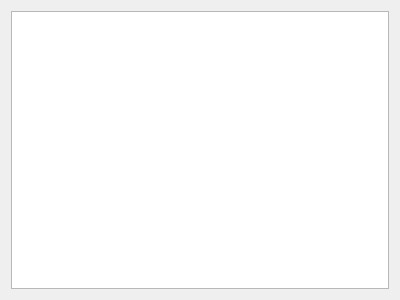
Qt form src/inventorylisttab.ui (tsukidan/team-blank-CS1C) before a commit.
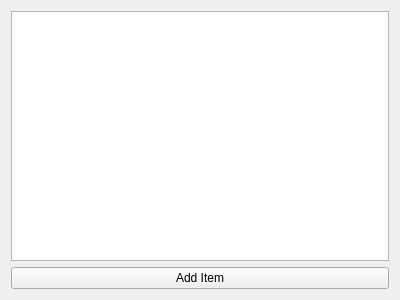
The same form after that commit.

The edit to the form file:
```diff
--- a/src/inventorylisttab.ui
+++ b/src/inventorylisttab.ui
@@ -13,10 +13,17 @@
   <property name="windowTitle">
    <string>Form</string>
   </property>
-  <layout class="QHBoxLayout" name="horizontalLayout">
+  <layout class="QVBoxLayout" name="verticalLayout">
    <item>
     <widget class="QTableView" name="itemTable"/>
    </item>
+   <item>
+    <widget class="QPushButton" name="addItemButton">
+     <property name="text">
+      <string>Add Item</string>
+     </property>
+    </widget>
+   </item>
   </layout>
  </widget>
  <resources/>
```
